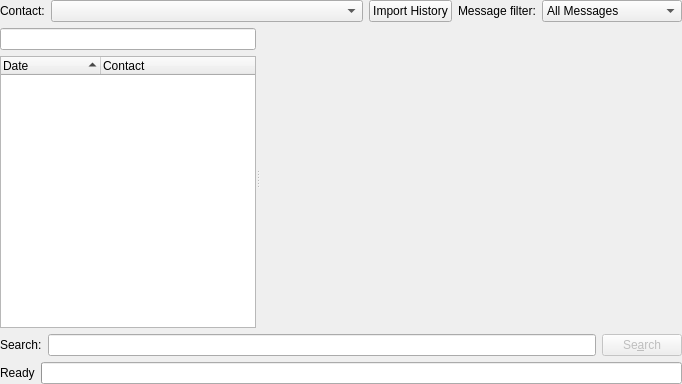
Old version of the form plugins/history/historyviewer.ui in the repository KDE/kopete.
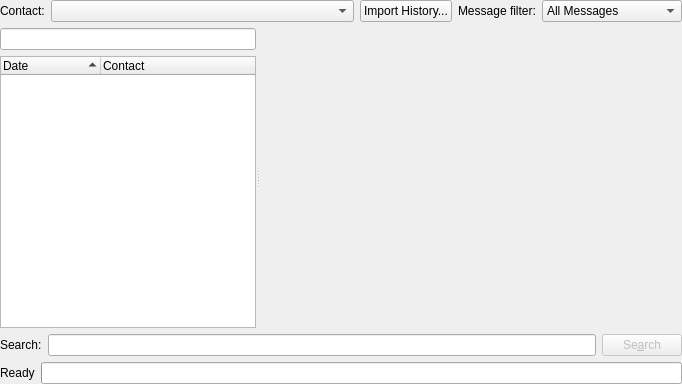
New version of the form. Custom widgets are drawn as their Qt base class.

```diff
--- a/plugins/history/historyviewer.ui
+++ b/plugins/history/historyviewer.ui
@@ -53,7 +53,7 @@
      <item>
       <widget class="QPushButton" name="importHistory" >
        <property name="text" >
-        <string>Import History</string>
+        <string>Import History...</string>
        </property>
       </widget>
      </item>
```
